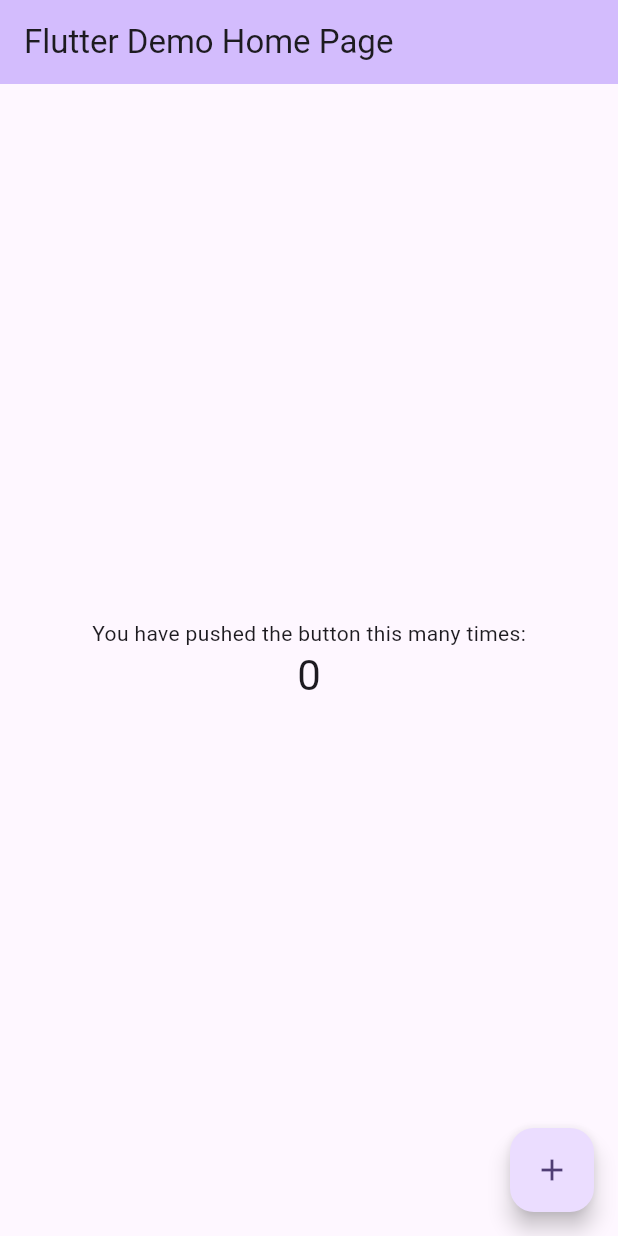
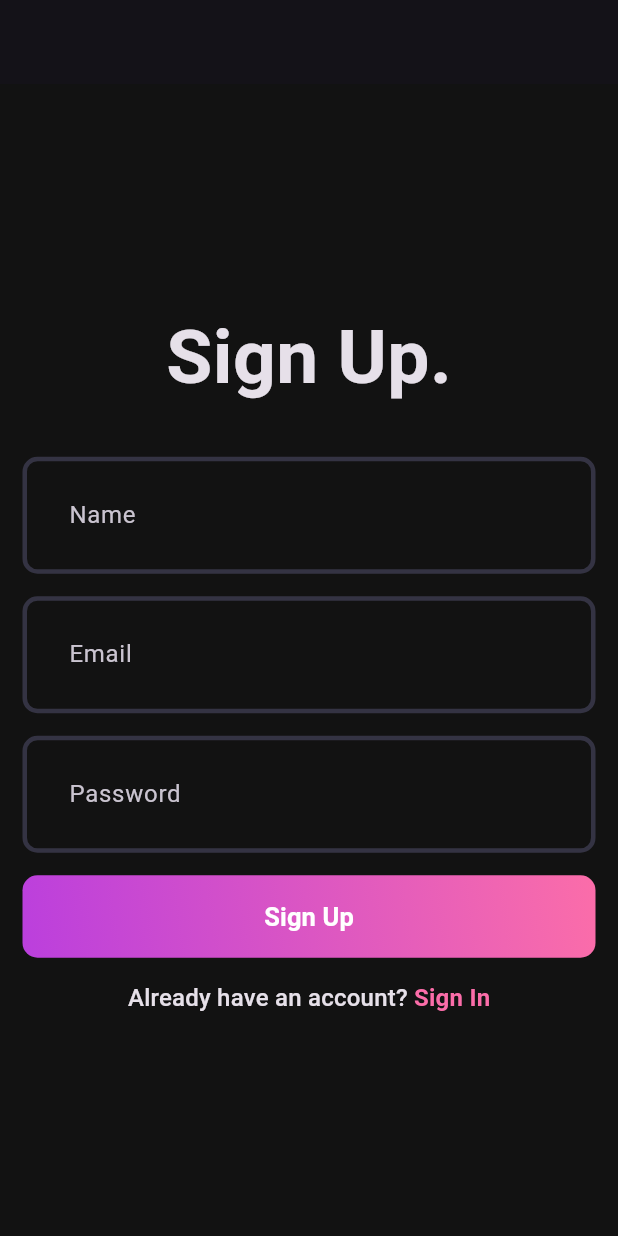
Before and after one commit to SauravHaldar04/BloggersHub, a Flutter app: the screen it shows after launch, on a phone screen of 412 x 824 dp. Run offline on Flutter 3.47's test engine with Material 3 defaults, Android fonts, the phone set to English and light mode, and no system bars.

Commit message:
Login SignUp UI Completed

```diff
--- /dev/null
+++ b/lib/core/app_pallete.dart
@@ -0,0 +1,20 @@
+import 'package:flutter/material.dart';
+
+class Pallete {
+  static const cardColor = Color.fromRGBO(30, 30, 30, 1);
+  static const greenColor = Colors.green;
+  static const subtitleText = Color(0xffa7a7a7);
+  static const inactiveBottomBarItemColor = Color(0xffababab);
+
+  static const Color backgroundColor = Color.fromRGBO(18, 18, 18, 1);
+  static const Color gradient1 = Color.fromRGBO(187, 63, 221, 1);
+  static const Color gradient2 = Color.fromRGBO(251, 109, 169, 1);
+  static const Color gradient3 = Color.fromRGBO(255, 159, 124, 1);
+  static const Color borderColor = Color.fromRGBO(52, 51, 67, 1);
+  static const Color whiteColor = Colors.white;
+  static const Color greyColor = Colors.grey;
+  static const Color errorColor = Colors.redAccent;
+  static const Color transparentColor = Colors.transparent;
+
+  static const Color inactiveSeekColor = Colors.white38;
+}
--- /dev/null
+++ b/lib/core/theme.dart
@@ -0,0 +1,17 @@
+
+import 'package:bloggers_hub/core/app_pallete.dart';
+import 'package:flutter/material.dart';
+
+class AppTheme {
+  static _border(Color color) => OutlineInputBorder(
+        borderSide: BorderSide(color: color, width: 3),
+        borderRadius: BorderRadius.circular(10),
+      );
+  static final darkThemeMode = ThemeData.dark().copyWith(
+    scaffoldBackgroundColor: Pallete.backgroundColor,
+    inputDecorationTheme: InputDecorationTheme(
+        contentPadding: EdgeInsets.all(27),
+        focusedBorder: _border(Pallete.gradient2),
+        enabledBorder: _border(Pallete.borderColor)),
+  );
+}
--- /dev/null
+++ b/lib/features/auth/presentation/pages/sign_up_page.dart
@@ -0,0 +1,99 @@
+import 'package:bloggers_hub/core/app_pallete.dart';
+import 'package:bloggers_hub/features/auth/presentation/widgets/auth_gradient.dart';
+import 'package:bloggers_hub/features/auth/presentation/widgets/custom_textfield.dart';
+import 'package:flutter/material.dart';
+
+class SignUpPage extends StatefulWidget {
+  const SignUpPage({super.key});
+
+  @override
+  State<SignUpPage> createState() => _SignUpPageState();
+}
+
+class _SignUpPageState extends State<SignUpPage> {
+   TextEditingController nameController = TextEditingController();
+  TextEditingController emailController = TextEditingController();
+  TextEditingController passwordController = TextEditingController();
+  GlobalKey<FormState> formKey = GlobalKey<FormState>();
+
+  @override
+  void dispose() {
+    nameController.dispose();
+    emailController.dispose();
+    passwordController.dispose();
+    super.dispose();
+    formKey.currentState!.validate();
+  }
+
+  @override
+  Widget build(BuildContext context) {
+    return Scaffold(
+      resizeToAvoidBottomInset: false,
+      appBar: AppBar(),
+      body: Padding(
+              padding: const EdgeInsets.all(15),
+              child: Form(
+                key: formKey,
+                child: Column(
+                  mainAxisAlignment: MainAxisAlignment.center,
+                  children: [
+                    const Text(
+                      'Sign Up.',
+                      style:
+                          TextStyle(fontSize: 50, fontWeight: FontWeight.bold),
+                    ),
+                    const SizedBox(
+                      height: 30,
+                    ),
+                    CustomField(hintText: 'Name', controller: nameController),
+                    const SizedBox(
+                      height: 15,
+                    ),
+                    CustomField(hintText: 'Email', controller: emailController),
+                    const SizedBox(
+                      height: 15,
+                    ),
+                    CustomField(
+                      keyboardType: TextInputType.visiblePassword,
+                      hintText: 'Password',
+                      controller: passwordController,
+                      isObscure: true,
+                    ),
+                    const SizedBox(
+                      height: 15,
+                    ),
+                    AuthGradientButtonn(
+                      buttonText: 'Sign Up',
+                      onPressed: () async {
+
+                      },
+                    ),
+                    const SizedBox(
+                      height: 15,
+                    ),
+                    GestureDetector(
+                      onTap: () {
+
+                      },
+                      child: RichText(
+                        text: TextSpan(
+                            text: 'Already have an account? ',
+                            style: Theme.of(context).textTheme.titleMedium,
+                            children: const <TextSpan>[
+                              TextSpan(
+                                text: 'Sign In',
+                                style: TextStyle(
+                                    color: Pallete.gradient2,
+                                    fontWeight: FontWeight.bold),
+                              )
+                            ]),
+                      ),
+                    ),
+                  ],
+                ),
+              ),
+            ),
+    );
+  }
+
+}
--- /dev/null
+++ b/lib/features/auth/presentation/widgets/auth_gradient.dart
@@ -0,0 +1,41 @@
+import 'package:bloggers_hub/core/app_pallete.dart';
+import 'package:flutter/material.dart';
+
+class AuthGradientButtonn extends StatefulWidget {
+  final String buttonText;
+  final VoidCallback onPressed;
+  const AuthGradientButtonn(
+      {super.key, required this.buttonText, required this.onPressed});
+
+  @override
+  State<AuthGradientButtonn> createState() => _AuthGradientButtonnState();
+}
+
+class _AuthGradientButtonnState extends State<AuthGradientButtonn> {
+  @override
+  Widget build(BuildContext context) {
+    return Container(
+      decoration: BoxDecoration(
+        gradient: LinearGradient(
+          colors: [Pallete.gradient1, Pallete.gradient2],
+          begin: Alignment.bottomLeft,
+          end: Alignment.topRight,
+        ),
+        borderRadius: BorderRadius.circular(10),
+      ),
+      child: ElevatedButton(
+        onPressed: widget.onPressed,
+        style: ElevatedButton.styleFrom(
+          backgroundColor: Pallete.transparentColor,
+          shadowColor: Pallete.transparentColor,
+          fixedSize: Size(395, 55),
+        ),
+        child: Text(
+          widget.buttonText,
+          style: TextStyle(
+              fontSize: 17, fontWeight: FontWeight.w600, color: Colors.white),
+        ),
+      ),
+    );
+  }
+}
--- /dev/null
+++ b/lib/features/auth/presentation/widgets/custom_textfield.dart
@@ -0,0 +1,38 @@
+import 'package:flutter/material.dart';
+
+class CustomField extends StatelessWidget {
+  final String hintText;
+  final TextEditingController? controller;
+  final bool isObscure;
+  final TextInputType keyboardType;
+  final bool readOnly;
+  final VoidCallback? onTap;
+  const CustomField(
+      {super.key,
+      this.onTap,
+      this.readOnly = false,
+      required this.hintText,
+      required this.controller,
+      this.isObscure = false,
+      this.keyboardType = TextInputType.text});
+
+  @override
+  Widget build(BuildContext context) {
+    return TextFormField(
+      onTap: onTap,
+      readOnly: readOnly,
+      controller: controller,
+      decoration: InputDecoration(
+        hintText: hintText,
+      ),
+      obscureText: isObscure,
+      keyboardType: keyboardType,
+      validator: (val) {
+        if (val!.trim().isEmpty) {
+          return 'Please enter $hintText';
+        }
+        return null;
+      },
+    );
+  }
+}
--- a/lib/main.dart
+++ b/lib/main.dart
@@ -1,3 +1,5 @@
+import 'package:bloggers_hub/core/theme.dart';
+import 'package:bloggers_hub/features/auth/presentation/pages/sign_up_page.dart';
 import 'package:flutter/material.dart';
 
 void main() {
@@ -11,115 +13,9 @@
   @override
   Widget build(BuildContext context) {
     return MaterialApp(
-      title: 'Flutter Demo',
-      theme: ThemeData(
-        // This is the theme of your application.
-        //
-        // TRY THIS: Try running your application with "flutter run". You'll see
-        // the application has a purple toolbar. Then, without quitting the app,
-        // try changing the seedColor in the colorScheme below to Colors.green
-        // and then invoke "hot reload" (save your changes or press the "hot
-        // reload" button in a Flutter-supported IDE, or press "r" if you used
-        // the command line to start the app).
-        //
-        // Notice that the counter didn't reset back to zero; the application
-        // state is not lost during the reload. To reset the state, use hot
-        // restart instead.
-        //
-        // This works for code too, not just values: Most code changes can be
-        // tested with just a hot reload.
-        colorScheme: ColorScheme.fromSeed(seedColor: Colors.deepPurple),
-        useMaterial3: true,
-      ),
-      home: const MyHomePage(title: 'Flutter Demo Home Page'),
+      title: 'Bloggers Hub',
+      theme: AppTheme.darkThemeMode,
+      home: const SignUpPage(),
     );
   }
 }
-
-class MyHomePage extends StatefulWidget {
-  const MyHomePage({super.key, required this.title});
-
-  // This widget is the home page of your application. It is stateful, meaning
-  // that it has a State object (defined below) that contains fields that affect
-  // how it looks.
-
-  // This class is the configuration for the state. It holds the values (in this
-  // case the title) provided by the parent (in this case the App widget) and
-  // used by the build method of the State. Fields in a Widget subclass are
-  // always marked "final".
-
-  final String title;
-
-  @override
-  State<MyHomePage> createState() => _MyHomePageState();
-}
-
-class _MyHomePageState extends State<MyHomePage> {
-  int _counter = 0;
-
-  void _incrementCounter() {
-    setState(() {
-      // This call to setState tells the Flutter framework that something has
-      // changed in this State, which causes it to rerun the build method below
-      // so that the display can reflect the updated values. If we changed
-      // _counter without calling setState(), then the build method would not be
-      // called again, and so nothing would appear to happen.
-      _counter++;
-    });
-  }
-
-  @override
-  Widget build(BuildContext context) {
-    // This method is rerun every time setState is called, for instance as done
-    // by the _incrementCounter method above.
-    //
-    // The Flutter framework has been optimized to make rerunning build methods
-    // fast, so that you can just rebuild anything that needs updating rather
-    // than having to individually change instances of widgets.
-    return Scaffold(
-      appBar: AppBar(
-        // TRY THIS: Try changing the color here to a specific color (to
-        // Colors.amber, perhaps?) and trigger a hot reload to see the AppBar
-        // change color while the other colors stay the same.
-        backgroundColor: Theme.of(context).colorScheme.inversePrimary,
-        // Here we take the value from the MyHomePage object that was created by
-        // the App.build method, and use it to set our appbar title.
-        title: Text(widget.title),
-      ),
-      body: Center(
-        // Center is a layout widget. It takes a single child and positions it
-        // in the middle of the parent.
-        child: Column(
-          // Column is also a layout widget. It takes a list of children and
-          // arranges them vertically. By default, it sizes itself to fit its
-          // children horizontally, and tries to be as tall as its parent.
-          //
-          // Column has various properties to control how it sizes itself and
-          // how it positions its children. Here we use mainAxisAlignment to
-          // center the children vertically; the main axis here is the vertical
-          // axis because Columns are vertical (the cross axis would be
-          // horizontal).
-          //
-          // TRY THIS: Invoke "debug painting" (choose the "Toggle Debug Paint"
-          // action in the IDE, or press "p" in the console), to see the
-          // wireframe for each widget.
-          mainAxisAlignment: MainAxisAlignment.center,
-          children: <Widget>[
-            const Text(
-              'You have pushed the button this many times:',
-            ),
-            Text(
-              '$_counter',
-              style: Theme.of(context).textTheme.headlineMedium,
-            ),
-          ],
-        ),
-      ),
-      floatingActionButton: FloatingActionButton(
-        onPressed: _incrementCounter,
-        tooltip: 'Increment',
-        child: const Icon(Icons.add),
-      ), // This trailing comma makes auto-formatting nicer for build methods.
-    );
-  }
-}
```
Also changed, not shown: lib/features/auth/presentation/pages/login_page.dart (added, +97 -0 lines).
